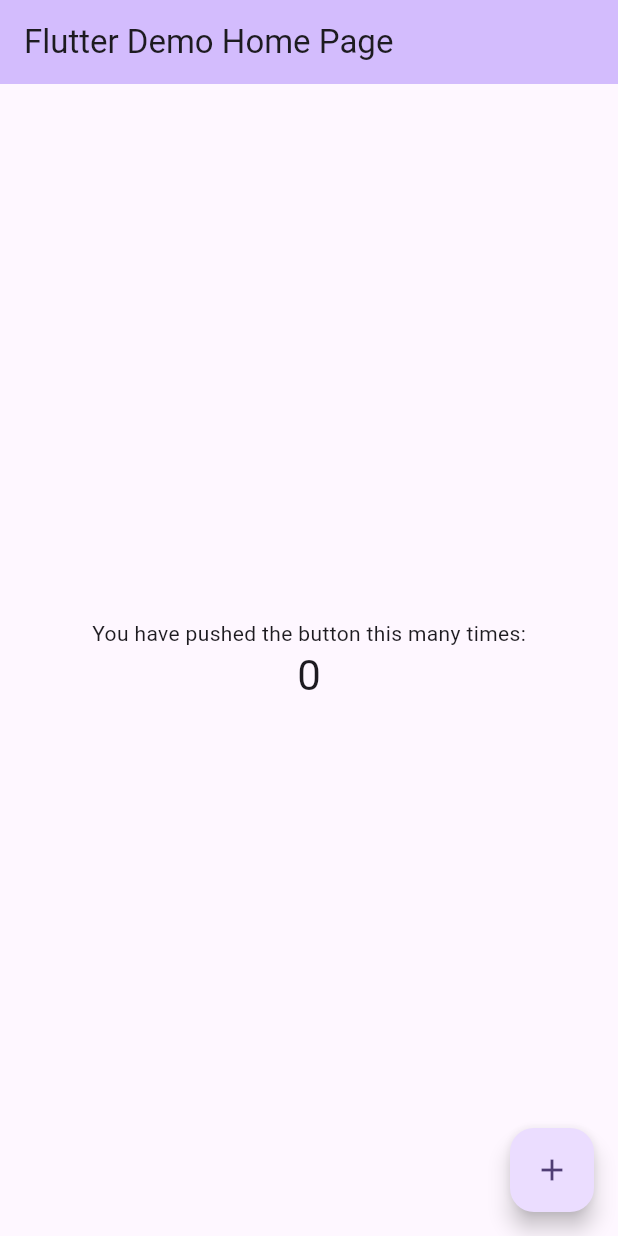
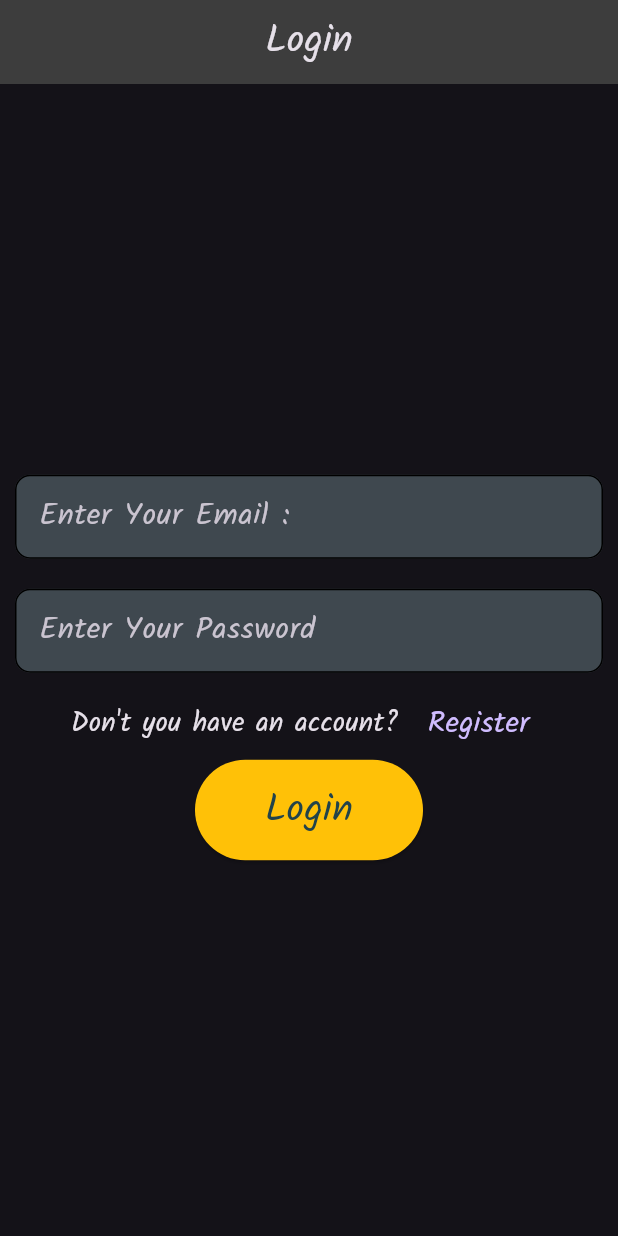
Before and after one commit to ZiadSala7/Instagram-App, a Flutter app: the screen it shows after launch, on a phone screen of 412 x 824 dp. Run offline on Flutter 3.47's test engine with Material 3 defaults, Android fonts, the phone set to English and light mode, and no system bars.

Commit message:
1- UI login and register 2- Custom button and textfield style

```diff
--- /dev/null
+++ b/lib/core/pages/login_screen.dart
@@ -0,0 +1,71 @@
+import 'package:flutter/material.dart';
+import 'package:insta_app/core/pages/register_screen.dart';
+import 'package:insta_app/features/button_style.dart';
+import 'package:insta_app/features/text_field_style.dart';
+
+class LoginPage extends StatelessWidget {
+  const LoginPage({super.key});
+
+  @override
+  Widget build(BuildContext context) {
+    return Scaffold(
+      appBar: AppBar(
+        backgroundColor: const Color.fromARGB(255, 61, 61, 61),
+        title: const Text(
+          'Login',
+          style: TextStyle(
+            fontSize: 26,
+            fontFamily: 'Kalam',
+          ),
+        ),
+        centerTitle: true,
+      ),
+      body: Column(
+        mainAxisAlignment: MainAxisAlignment.center,
+        children: [
+          Padding(
+            padding: const EdgeInsets.all(10.0),
+            child: TextFieldStyle(
+              hintText: 'Enter Your Email :',
+              onChange: (String value) {},
+            ),
+          ),
+          Padding(
+            padding: const EdgeInsets.all(10.0),
+            child: TextFieldStyle(
+              hintText: 'Enter Your Password',
+              onChange: (String value) {},
+            ),
+          ),
+          Row(
+            mainAxisAlignment: MainAxisAlignment.center,
+            children: [
+              const Text(
+                "Don't you have an account? ",
+                style: TextStyle(
+                  fontSize: 18,
+                  fontFamily: 'Kalam',
+                ),
+              ),
+              TextButton(
+                  onPressed: () {
+                    Navigator.push(
+                        context,
+                        MaterialPageRoute(
+                            builder: (context) => const RegisterPage()));
+                  },
+                  child: const Text(
+                    'Register',
+                    style: TextStyle(
+                      fontSize: 20,
+                      fontFamily: 'Kalam',
+                    ),
+                  )),
+            ],
+          ),
+          const TextButtonStyle(buttonText: '   Login   '),
+        ],
+      ),
+    );
+  }
+}
--- /dev/null
+++ b/lib/features/button_style.dart
@@ -0,0 +1,28 @@
+import 'package:flutter/material.dart';
+
+class TextButtonStyle extends StatelessWidget {
+  final String buttonText;
+  final Function()? onPressed;
+  const TextButtonStyle({super.key, required this.buttonText, this.onPressed});
+
+  @override
+  Widget build(BuildContext context) {
+    return ElevatedButton(
+      onPressed: () {
+        onPressed;
+      },
+      style: ElevatedButton.styleFrom(
+        backgroundColor: Colors.amber,
+        padding: const EdgeInsets.all(15),
+      ),
+      child: Text(
+        buttonText,
+        style: const TextStyle(
+          fontFamily: 'Kalam',
+          fontSize: 26,
+          color: Color.fromARGB(255, 34, 67, 74),
+        ),
+      ),
+    );
+  }
+}
--- /dev/null
+++ b/lib/features/text_field_style.dart
@@ -0,0 +1,27 @@
+import 'package:flutter/material.dart';
+
+class TextFieldStyle extends StatelessWidget {
+  final String hintText;
+  final Function(String value) onChange;
+  const TextFieldStyle(
+      {super.key, required this.hintText, required this.onChange});
+
+  @override
+  Widget build(BuildContext context) {
+    return TextFormField(
+      // onChanged: onChange,
+      decoration: InputDecoration(
+          labelText: hintText,
+          labelStyle: const TextStyle(
+            fontFamily: 'Kalam',
+            fontSize: 20,
+          ),
+          focusedBorder: InputBorder.none,
+          fillColor: const Color.fromARGB(255, 63, 72, 79),
+          filled: true,
+          enabledBorder: OutlineInputBorder(
+            borderRadius: BorderRadius.circular(10),
+          )),
+    );
+  }
+}
--- a/lib/main.dart
+++ b/lib/main.dart
@@ -1,4 +1,5 @@
 import 'package:flutter/material.dart';
+import 'package:insta_app/core/pages/login_screen.dart';
 
 void main() {
   runApp(const MyApp());
@@ -7,119 +8,12 @@ void main() {
 class MyApp extends StatelessWidget {
   const MyApp({super.key});
 
-  // This widget is the root of your application.
   @override
   Widget build(BuildContext context) {
     return MaterialApp(
-      title: 'Flutter Demo',
-      theme: ThemeData(
-        // This is the theme of your application.
-        //
-        // TRY THIS: Try running your application with "flutter run". You'll see
-        // the application has a purple toolbar. Then, without quitting the app,
-        // try changing the seedColor in the colorScheme below to Colors.green
-        // and then invoke "hot reload" (save your changes or press the "hot
-        // reload" button in a Flutter-supported IDE, or press "r" if you used
-        // the command line to start the app).
-        //
-        // Notice that the counter didn't reset back to zero; the application
-        // state is not lost during the reload. To reset the state, use hot
-        // restart instead.
-        //
-        // This works for code too, not just values: Most code changes can be
-        // tested with just a hot reload.
-        colorScheme: ColorScheme.fromSeed(seedColor: Colors.deepPurple),
-        useMaterial3: true,
-      ),
-      home: const MyHomePage(title: 'Flutter Demo Home Page'),
+      debugShowCheckedModeBanner: false,
+      home: const LoginPage(),
+      theme: ThemeData.dark(),
     );
   }
 }
-
-class MyHomePage extends StatefulWidget {
-  const MyHomePage({super.key, required this.title});
-
-  // This widget is the home page of your application. It is stateful, meaning
-  // that it has a State object (defined below) that contains fields that affect
-  // how it looks.
-
-  // This class is the configuration for the state. It holds the values (in this
-  // case the title) provided by the parent (in this case the App widget) and
-  // used by the build method of the State. Fields in a Widget subclass are
-  // always marked "final".
-
-  final String title;
-
-  @override
-  State<MyHomePage> createState() => _MyHomePageState();
-}
-
-class _MyHomePageState extends State<MyHomePage> {
-  int _counter = 0;
-
-  void _incrementCounter() {
-    setState(() {
-      // This call to setState tells the Flutter framework that something has
-      // changed in this State, which causes it to rerun the build method below
-      // so that the display can reflect the updated values. If we changed
-      // _counter without calling setState(), then the build method would not be
-      // called again, and so nothing would appear to happen.
-      _counter++;
-    });
-  }
-
-  @override
-  Widget build(BuildContext context) {
-    // This method is rerun every time setState is called, for instance as done
-    // by the _incrementCounter method above.
-    //
-    // The Flutter framework has been optimized to make rerunning build methods
-    // fast, so that you can just rebuild anything that needs updating rather
-    // than having to individually change instances of widgets.
-    return Scaffold(
-      appBar: AppBar(
-        // TRY THIS: Try changing the color here to a specific color (to
-        // Colors.amber, perhaps?) and trigger a hot reload to see the AppBar
-        // change color while the other colors stay the same.
-        backgroundColor: Theme.of(context).colorScheme.inversePrimary,
-        // Here we take the value from the MyHomePage object that was created by
-        // the App.build method, and use it to set our appbar title.
-        title: Text(widget.title),
-      ),
-      body: Center(
-        // Center is a layout widget. It takes a single child and positions it
-        // in the middle of the parent.
-        child: Column(
-          // Column is also a layout widget. It takes a list of children and
-          // arranges them vertically. By default, it sizes itself to fit its
-          // children horizontally, and tries to be as tall as its parent.
-          //
-          // Column has various properties to control how it sizes itself and
-          // how it positions its children. Here we use mainAxisAlignment to
-          // center the children vertically; the main axis here is the vertical
-          // axis because Columns are vertical (the cross axis would be
-          // horizontal).
-          //
-          // TRY THIS: Invoke "debug painting" (choose the "Toggle Debug Paint"
-          // action in the IDE, or press "p" in the console), to see the
-          // wireframe for each widget.
-          mainAxisAlignment: MainAxisAlignment.center,
-          children: <Widget>[
-            const Text(
-              'You have pushed the button this many times:',
-            ),
-            Text(
-              '$_counter',
-              style: Theme.of(context).textTheme.headlineMedium,
-            ),
-          ],
-        ),
-      ),
-      floatingActionButton: FloatingActionButton(
-        onPressed: _incrementCounter,
-        tooltip: 'Increment',
-        child: const Icon(Icons.add),
-      ), // This trailing comma makes auto-formatting nicer for build methods.
-    );
-  }
-}
```
Also changed, not shown: lib/core/pages/register_screen.dart (added, +125 -0 lines), pubspec.yaml (+7 -15 lines), assets/fonts/Kalam-Bold.ttf (added), assets/fonts/Kalam-Light.ttf (added), assets/fonts/Kalam-Regular.ttf (added), assets/imgs/login.jpeg (added), assets/imgs/orig.jpg (added).
